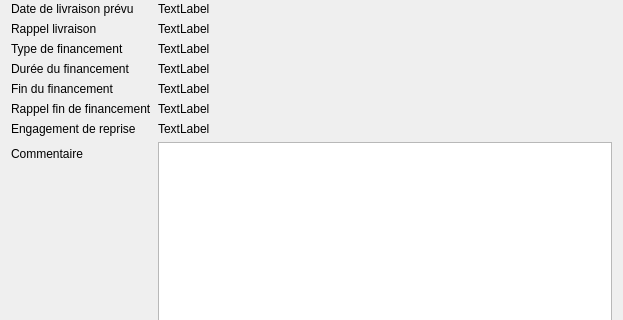
Old version of the form showclient.ui in the repository firedream89/customer-database; both pictures show x 0 to 623 and y 169 to 489 of the 623 by 822 pixel window.
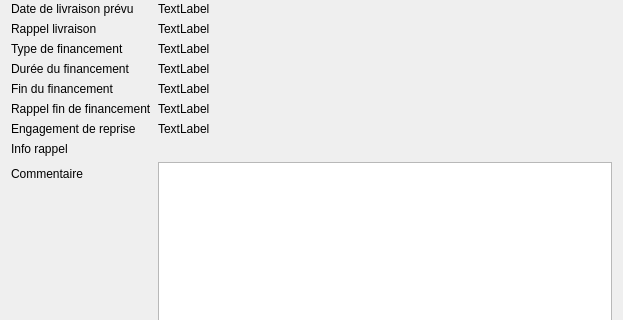
New version of the form.

```diff
--- a/showclient.ui
+++ b/showclient.ui
@@ -240,13 +240,6 @@
        </property>
       </widget>
      </item>
-     <item row="14" column="0">
-      <widget class="QLabel" name="label_15">
-       <property name="text">
-        <string>Engagement de reprise</string>
-       </property>
-      </widget>
-     </item>
      <item row="16" column="1">
       <widget class="QTextBrowser" name="commentaire"/>
      </item>
@@ -297,6 +290,27 @@
        </layout>
       </widget>
      </item>
+     <item row="15" column="1">
+      <widget class="QLabel" name="infoRappel">
+       <property name="text">
+        <string/>
+       </property>
+      </widget>
+     </item>
+     <item row="14" column="0">
+      <widget class="QLabel" name="label_18">
+       <property name="text">
+        <string>Engagement de reprise</string>
+       </property>
+      </widget>
+     </item>
+     <item row="15" column="0">
+      <widget class="QLabel" name="label_19">
+       <property name="text">
+        <string>Info rappel</string>
+       </property>
+      </widget>
+     </item>
     </layout>
    </item>
   </layout>
```
